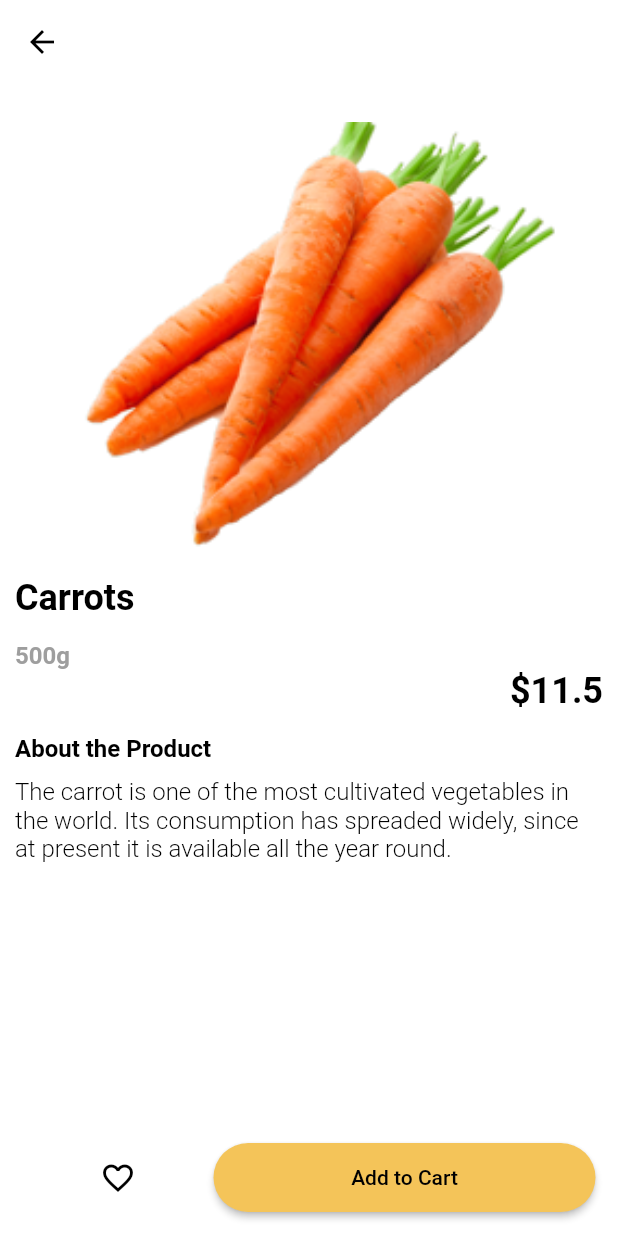
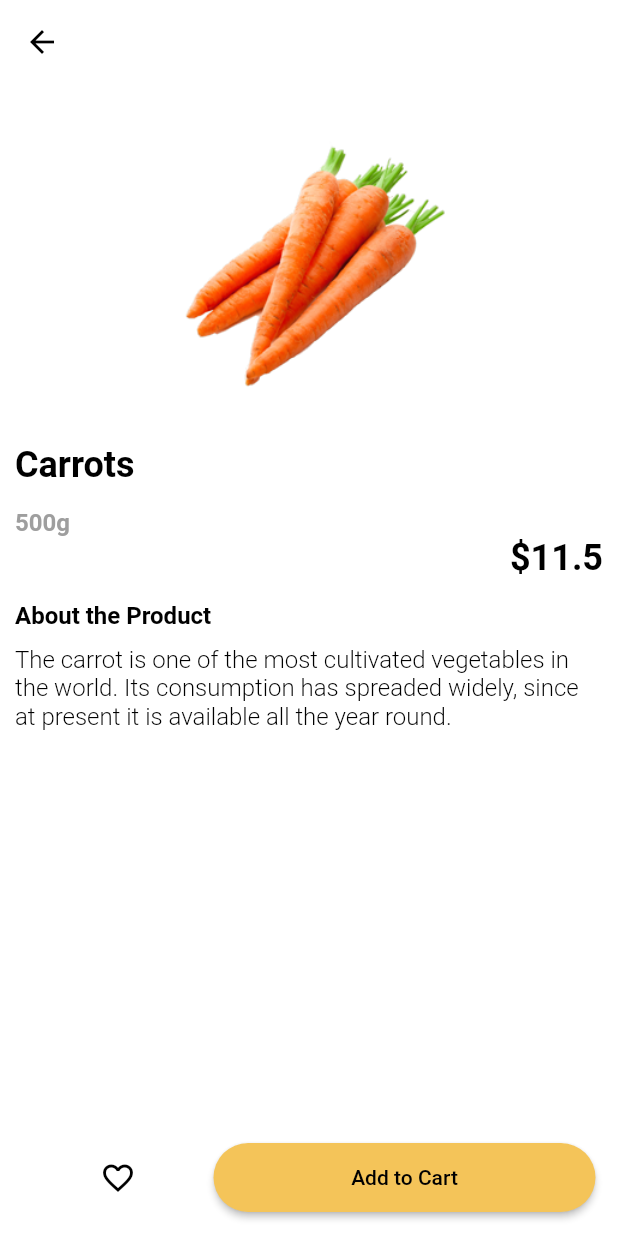
Before and after one commit to andrezffajardo/vegetables-fruits-shop-app, a Flutter app: the screen it shows after launch, after a tap on an icon or button, on a phone screen of 412 x 824 dp. Run offline on Flutter 3.47's test engine with Material 2 defaults, Android fonts, the phone set to English and light mode, and no system bars.

Commit message:
change size image product

```diff
--- a/lib/grocery_store_details.dart
+++ b/lib/grocery_store_details.dart
@@ -29,8 +29,10 @@ class GroceryStoreDetails extends StatelessWidget {
                       tag: 'list_${product.name}',
                       child: Image.asset(
                         product.image,
-                        fit: BoxFit.cover,
-                        height: MediaQuery.of(context).size.height * 0.35,
+                        //fit: BoxFit.cover,
+                        //height: MediaQuery.of(context).size.height * 0.35,
+                        height: 200.0,
+                        width: 200.0,
                       ),
                     ),
                   ),
```
